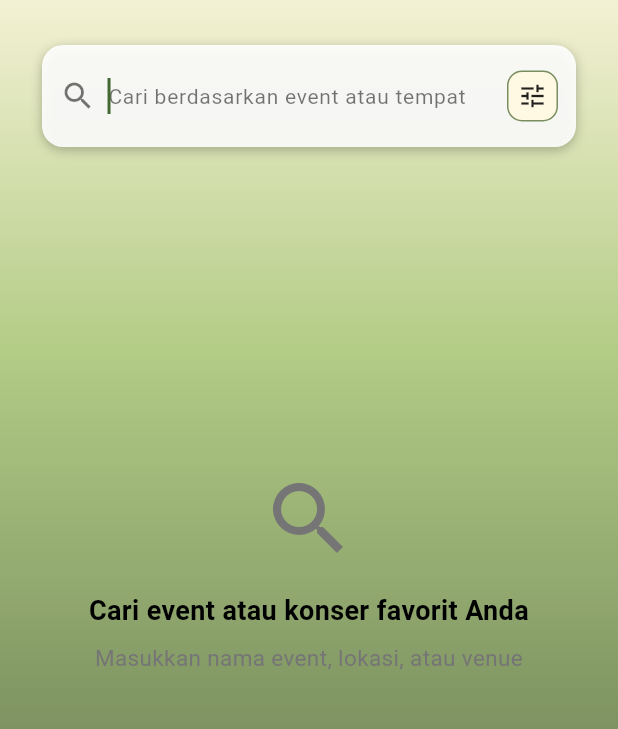
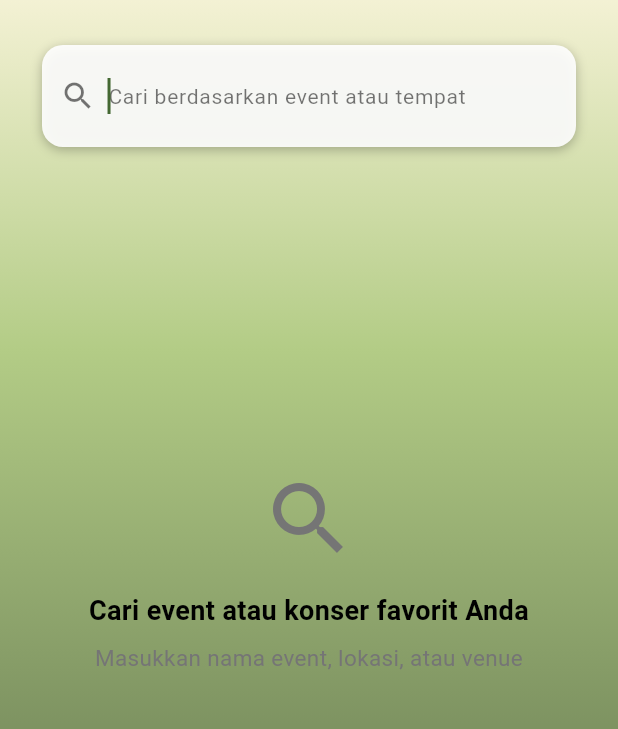
Before and after one commit to reza675/TixCycle, a Flutter app: the PencarianTiketPage screen opened by its route, on a phone screen of 412 x 824 dp, the part 63-792 px from its top. Run offline on Flutter 3.47's test engine with Material 3 defaults, Android fonts, the phone set to English and light mode, and no system bars; our stand-ins replace cloud_firestore, firebase_auth, firebase_core, geocoding, geolocator, get and 1 more; accounts and stored records are empty.

Commit message:
benerin pencarian sesuai desain

```diff
--- a/lib/bindings/app_bindings.dart
+++ b/lib/bindings/app_bindings.dart
@@ -8,6 +8,7 @@ import 'package:tixcycle/repositories/user_repository.dart';
 import 'package:tixcycle/services/auth_service.dart';
 import 'package:tixcycle/services/firestore_service.dart';
 import 'package:tixcycle/services/location_services.dart';
+import 'package:tixcycle/controllers/beranda_controller.dart';
 class AppBindings extends Bindings{
   @override
   void dependencies(){
@@ -26,5 +27,6 @@ class AppBindings extends Bindings{
   // controllers
     Get.put<UserAccountController>(UserAccountController(Get.find(), Get.find()), permanent: true,);
     Get.put<LocationController>(LocationController(Get.find()), permanent: true);
+    Get.put<BerandaController>(BerandaController(Get.find()), permanent: true);
   }
 }
--- a/lib/routes/app_pages.dart
+++ b/lib/routes/app_pages.dart
@@ -1,5 +1,4 @@
 import 'package:get/get.dart';
-import 'package:tixcycle/bindings/beranda_binding.dart';
 import 'package:tixcycle/bindings/detail_event_binding.dart';
 import 'package:tixcycle/bindings/beli_tiket_binding.dart';
 import 'package:tixcycle/routes/app_routes.dart';
@@ -12,7 +11,7 @@ class AppPages {
   // rute/halaman pertama (nanti diganti splash)
   static const INITIAL = AppRoutes.BERANDA;
   static final routes = [
-    GetPage(name: AppRoutes.BERANDA, page: ()=> const BerandaPage(), binding: BerandaBinding()),    // beranda
+    GetPage(name: AppRoutes.BERANDA, page: ()=> const BerandaPage()),    // beranda
     GetPage(name: AppRoutes.LIHAT_TIKET, page: ()=> const DetailEventPage(), binding: DetailEventBinding()), // lihat tiket
     GetPage(name: AppRoutes.PENCARIAN_TIKET, page: ()=> const PencarianTiketPage()), // pencarian tiket
     GetPage(name: AppRoutes.BELI_TIKET, page: ()=> const BeliTiket(), binding: BeliTiketBinding()), // beli tiket
--- a/lib/views/pencarian_tiket.dart
+++ b/lib/views/pencarian_tiket.dart
@@ -3,6 +3,7 @@ import 'package:get/get.dart';
 import '../controllers/beranda_controller.dart';
 import '../models/event_model.dart';
 import '../routes/app_routes.dart';
+
 
 class PencarianTiketPage extends StatefulWidget {
   final String? initialQuery;
@@ -15,8 +16,7 @@ class PencarianTiketPage extends StatefulWidget {
 
 class _PencarianTiketPageState extends State<PencarianTiketPage> {
   late final TextEditingController _searchController;
-  // late final SearchController searchController; // Diganti
-  late final BerandaController searchController; // Diganti
+  late final BerandaController searchController;
 
   static const Color c1 = Color(0xFFFFF8E2);
   static const Color c2 = Color(0xFFB3CC86);
@@ -27,14 +27,11 @@ class _PencarianTiketPageState extends State<PencarianTiketPage> {
   void initState() {
     super.initState();
     _searchController = TextEditingController(text: widget.initialQuery ?? '');
-    // searchController = Get.put(SearchController()); // Diganti
     searchController = Get.find<BerandaController>(); // Diganti (mengambil controller yang sudah ada)
 
     if (widget.initialQuery != null && widget.initialQuery!.isNotEmpty) {
-      // searchController.setSearchQuery(widget.initialQuery!); // Diganti
-      searchController.onSearchQueryChanged(widget.initialQuery!); // Diganti
+      searchController.onSearchQueryChanged(widget.initialQuery!);
     } else {
-      // Pastikan search query di controller beranda kosong saat masuk halaman ini
       searchController.onSearchQueryChanged('');
     }
   }
@@ -42,7 +39,6 @@ class _PencarianTiketPageState extends State<PencarianTiketPage> {
   @override
   void dispose() {
     _searchController.dispose();
-    // Kosongkan query pencarian di BerandaController saat keluar
     searchController.onSearchQueryChanged('');
     super.dispose();
   }
@@ -123,12 +119,10 @@ class _PencarianTiketPageState extends State<PencarianTiketPage> {
                 contentPadding: EdgeInsets.zero,
               ),
               onChanged: (value) {
-                // searchController.setSearchQuery(value); // Diganti
-                searchController.onSearchQueryChanged(value); // Diganti
+                searchController.onSearchQueryChanged(value);
               },
               onSubmitted: (value) {
-                // searchController.setSearchQuery(value); // Diganti
-                searchController.onSearchQueryChanged(value); // Diganti
+                searchController.onSearchQueryChanged(value);
               },
             ),
           ),
@@ -136,21 +130,11 @@ class _PencarianTiketPageState extends State<PencarianTiketPage> {
             GestureDetector(
               onTap: () {
                 _searchController.clear();
-                // searchController.clearSearch(); // Diganti
-                searchController.onSearchQueryChanged(""); // Diganti
+                searchController.onSearchQueryChanged("");
               },
               child: const Icon(Icons.clear, color: Colors.black54, size: 20),
             ),
           const SizedBox(width: 8),
-          Container(
-            decoration: BoxDecoration(
-              color: c1,
-              borderRadius: BorderRadius.circular(10),
-              border: Border.all(color: c3, width: 1),
-            ),
-            padding: const EdgeInsets.all(6),
-            child: const Icon(Icons.tune, color: Colors.black87, size: 20),
-          ),
         ],
       ),
     );
@@ -169,7 +153,7 @@ class _PencarianTiketPageState extends State<PencarianTiketPage> {
       }
 
       // if (searchController.searchResults.isEmpty) { // Diganti
-      if (searchController.recommendedEvents.isEmpty) { // Diganti
+      if (searchController.recommendedEvents.isEmpty) {
         return _buildNoResultsState();
       }
 
@@ -286,7 +270,7 @@ class _PencarianTiketPageState extends State<PencarianTiketPage> {
       child: InkWell(
         onTap: () {
           // Navigasi ke halaman detail event
-          Get.toNamed('${AppRoutes.BERANDA}${AppRoutes.LIHAT_TIKET}/${event.id}');
+          Get.toNamed(AppRoutes.LIHAT_TIKET.replaceAll(':id', event.id));
         },
         borderRadius: BorderRadius.circular(12),
         child: Padding(
```
Also changed, not shown: lib/views/beranda.dart (+24 -18 lines).
